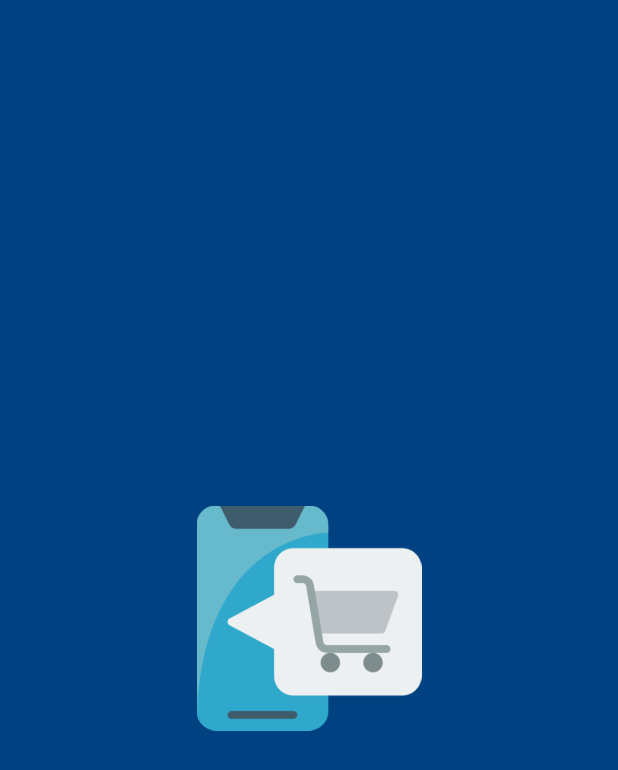
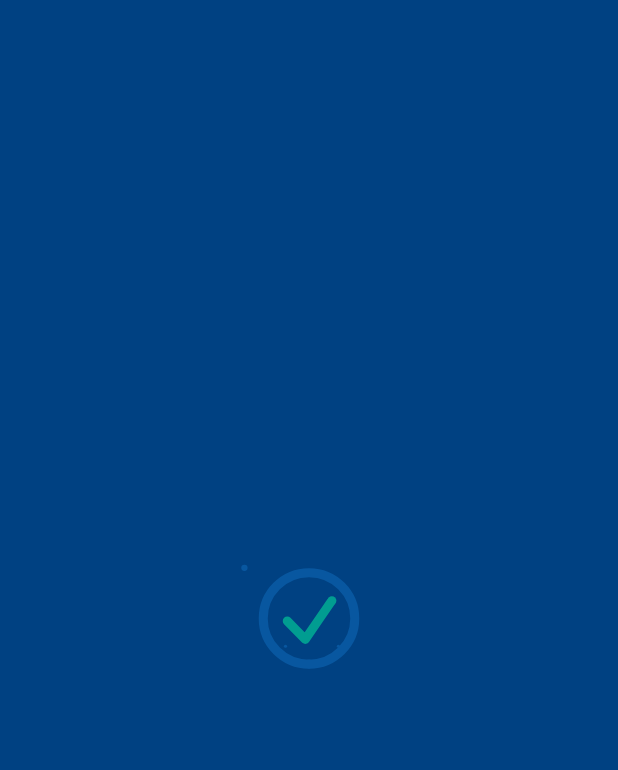
Before and after one commit to Ahmedw2uw/e-commerce_suba, a Flutter app: the SplashScreen screen opened directly, on a phone screen of 412 x 824 dp. Shown: the top 770 px of the screen. Run offline on Flutter 3.47's test engine with Material 3 defaults, Android fonts, the phone set to English and light mode, and no system bars; our stand-ins replace cached_network_image, flutter_bloc, flutter_svg, google_fonts, icons_plus, lottie.

Commit message:
add animation in splash screen with lottie package

```diff
--- /dev/null
+++ b/assets/lottie/Mobile Splash Screen.json
@@ -0,0 +1 @@
+{"v":"5.9.1","fr":30,"ip":0,"op":29,"w":1080,"h":1920,"nm":"splash screen","ddd":0,"assets":[],"layers":[{"ddd":0,"ind":1,"ty":4,"nm":"Shape Layer 1","sr":1,"ks":{"o":{"a":0,"k":100,"ix":11},"r":{"a":0,"k":0,"ix":10},"p":{"a":1,"k":[{"i":{"x":0.833,"y":0.833},"o":{"x":0.167,"y":0.167},"t":0,"s":[540,-126,0],"to":[0,331,0],"ti":[0,-176,0]},{"i":{"x":0.833,"y":0.833},"o":{"x":0.167,"y":0.167},"t":9.334,"s":[540,1860,0],"to":[0,176,0],"ti":[0,155,0]},{"t":18.35546875,"s":[540,930,0]}],"ix":2,"l":2},"a":{"a":0,"k":[-75.924,128.076,0],"ix":1,"l":2},"s":{"a":1,"k":[{"i":{"x":[0.833,0.833,0.833],"y":[0.833,0.833,0.833]},"o":{"x":[0.167,0.167,0.167],"y":[0.167,0.167,0.167]},"t":18.355,"s":[100,100,100]},{"t":28,"s":[1610,1610,100]}],"ix":6,"l":2}},"ao":0,"shapes":[{"ty":"gr","it":[{"d":1,"ty":"el","s":{"a":0,"k":[148.152,148.152],"ix":2},"p":{"a":0,"k":[0,0],"ix":3},"nm":"Ellipse Path 1","mn":"ADBE Vector Shape - Ellipse","hd":false},{"ty":"fl","c":{"a":0,"k":[0,0.306564600327,1,1],"ix":4},"o":{"a":0,"k":100,"ix":5},"r":1,"bm":0,"nm":"Fill 1","mn":"ADBE Vector Graphic - Fill","hd":false},{"ty":"tr","p":{"a":0,"k":[-75.924,128.076],"ix":2},"a":{"a":0,"k":[0,0],"ix":1},"s":{"a":0,"k":[100,100],"ix":3},"r":{"a":0,"k":0,"ix":6},"o":{"a":0,"k":100,"ix":7},"sk":{"a":0,"k":0,"ix":4},"sa":{"a":0,"k":0,"ix":5},"nm":"Transform"}],"nm":"Ellipse 1","np":3,"cix":2,"bm":0,"ix":1,"mn":"ADBE Vector Group","hd":false}],"ip":0,"op":300,"st":0,"bm":0}],"markers":[]}
--- a/lib/features/splash/splash.dart
+++ b/lib/features/splash/splash.dart
@@ -1,8 +1,8 @@
 import 'dart:async';
 import 'package:e_commerce/core/theme/app_colors.dart';
-import 'package:e_commerce/core/utilits/app_assets.dart';
 import 'package:e_commerce/features/auth/login/login.dart';
 import 'package:flutter/material.dart';
+import 'package:lottie/lottie.dart';
 
 class SplashScreen extends StatefulWidget {
   static const String routeName = '/'; // route name for splash
@@ -17,19 +17,18 @@ class _SplashScreenState extends State<SplashScreen> {
   void initState() {
     super.initState();
 
-    Timer(const Duration(seconds: 2), () {
+    Timer(const Duration(seconds: 6), () {
       Navigator.pushReplacementNamed(context, Login.routeName);
     });
   }
 
   @override
   Widget build(BuildContext context) {
-    return const Scaffold(
+    return Scaffold(
       backgroundColor: AppColors.blue,
       body: Center(
         child: SizedBox(
-          height: 150,
-          child: Image(image: AssetImage(AppImages.logo)),
+          child: Lottie.asset("assets/lottie/add to cart (1).json"),
         ),
       ),
     );
--- a/pubspec.yaml
+++ b/pubspec.yaml
@@ -22,6 +22,7 @@ dependencies:
   flutter_svg: ^2.2.1
   dots_indicator: ^4.0.1
   icons_plus: ^5.0.0
+  lottie: ^3.3.2
 
 dev_dependencies:
   flutter_test:
@@ -34,3 +35,4 @@ flutter:
   assets:
     - assets/images/
     - assets/svgs/
+    - assets/lottie/
```
Also changed, not shown: assets/lottie/add to cart (1).json (added, +1 -0 lines), pubspec.lock.
